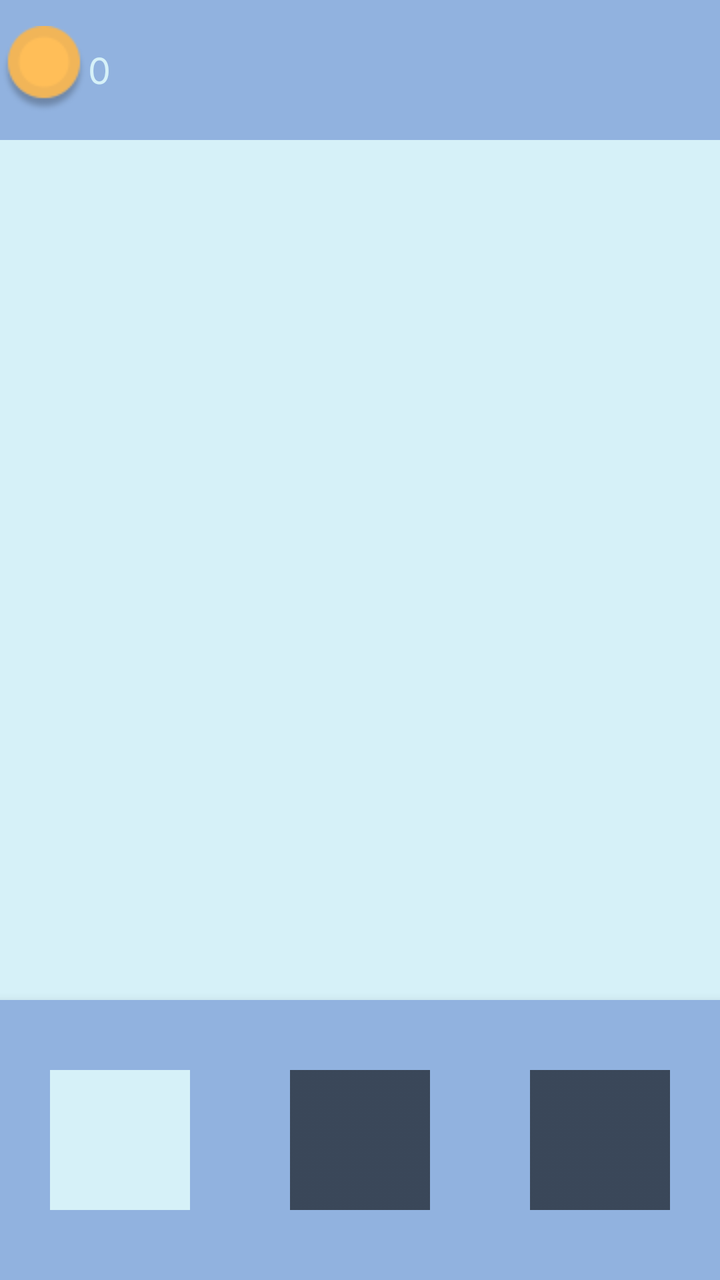
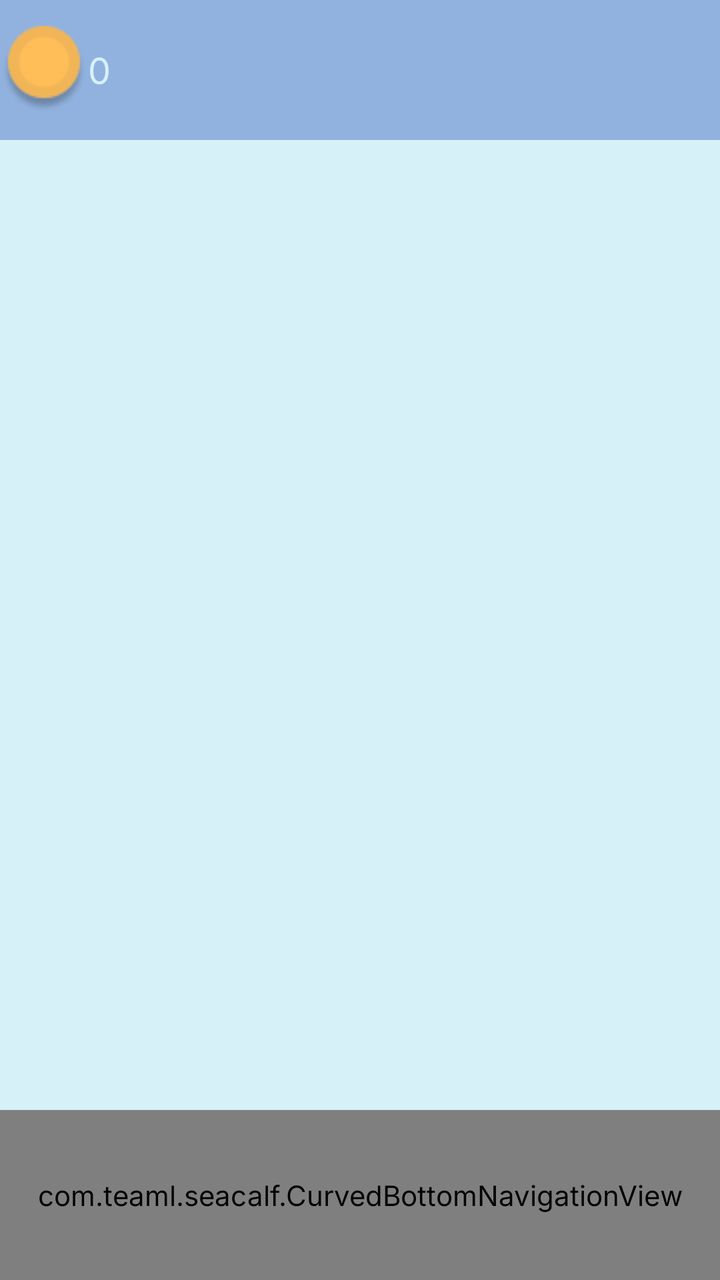

Before-and-after screenshots of an Android layout around one commit, followed by the original layout XML and the change that was made.
<!-- AndroidManifest.xml: activity theme Theme.LightTheme -->
<!-- res/layout/activity_main.xml -->
<?xml version="1.0" encoding="utf-8"?>
<LinearLayout xmlns:android="http://schemas.android.com/apk/res/android"
    xmlns:tools="http://schemas.android.com/tools"
    xmlns:app="http://schemas.android.com/apk/res-auto"
    android:orientation="vertical"
    android:layout_width="match_parent"
    android:layout_height="match_parent"
    android:background="@color/sky_blue"
    android:fitsSystemWindows="true">

    <LinearLayout
        android:id="@+id/header"
        android:layout_width="match_parent"
        android:layout_height="70dp"
        android:orientation="horizontal"
        android:gravity="center_vertical"
        android:background="?attr/colorSecondary">
        <ImageView
            android:layout_width="wrap_content"
            android:layout_height="wrap_content"
            android:src="@drawable/coin"
            android:gravity="center_vertical"
            android:contentDescription="@string/coin_description"/>

        <TextView
            android:id="@+id/coins_amount"
            android:layout_width="wrap_content"
            android:layout_height="wrap_content"
            android:textSize="18sp"
            android:textColor="@color/sky_blue"
            android:text="@integer/coins_amount"/>
    </LinearLayout>

    <androidx.fragment.app.FragmentContainerView
        android:id="@+id/main_container"
        android:layout_width="match_parent"
        android:layout_height="0dp"
        android:layout_weight="1"/>

    <com.google.android.material.bottomnavigation.BottomNavigationView
        android:id="@+id/nav_menu"
        android:layout_width="match_parent"
        android:layout_height="140dp"
        android:background="@color/dark_blue"
        app:menu="@menu/bottom_nav_menu"
        app:labelVisibilityMode="unlabeled"
        app:itemIconTint="@null"
        app:itemIconSize="70dp"/>
</LinearLayout>
<!-- resources referenced by this layout -->
<resources>
  <color name="dark_blue">#91B2DF</color>
  <color name="sky_blue">#D6F1F8</color>
  <!-- drawable coin: png bitmap (drawable, 2133 bytes) -->
  <integer name="coins_amount">0</integer>
  <string name="coin_description">coin</string>
  <style name="Theme.LightTheme" parent="Theme.AppCompat.Light">
          <item name="android:fontFamily">@font/inter</item>
          <item name="colorPrimary">@color/sky_blue</item>
          <item name="colorOnSecondary">@color/sky_blue</item>
          <item name="colorSecondary">@color/dark_blue</item>
          <item name="windowActionBar">false</item>
          <item name="windowNoTitle">true</item>
      </style>
</resources>

<!-- the commit's change to res/layout/activity_main.xml (unified diff, before → after) -->
@@ -37,13 +37,14 @@
         android:layout_height="0dp"
         android:layout_weight="1"/>
 
-    <com.google.android.material.bottomnavigation.BottomNavigationView
+    <com.teaml.seacalf.CurvedBottomNavigationView
         android:id="@+id/nav_menu"
         android:layout_width="match_parent"
-        android:layout_height="140dp"
+        android:layout_height="85dp"
         android:background="@color/dark_blue"
         app:menu="@menu/bottom_nav_menu"
         app:labelVisibilityMode="unlabeled"
+        app:itemIconSize="24dp"
         app:itemIconTint="@null"
-        app:itemIconSize="70dp"/>
+        app:itemTextColor="@null" />
 </LinearLayout>
